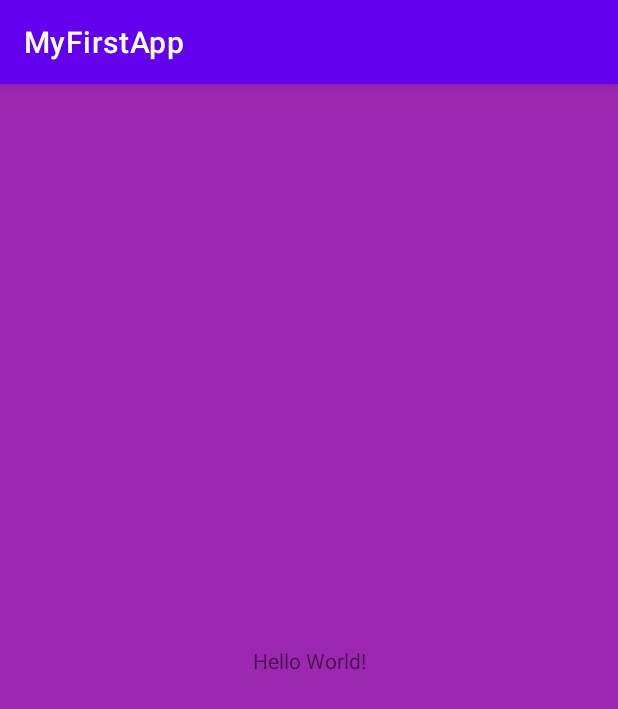
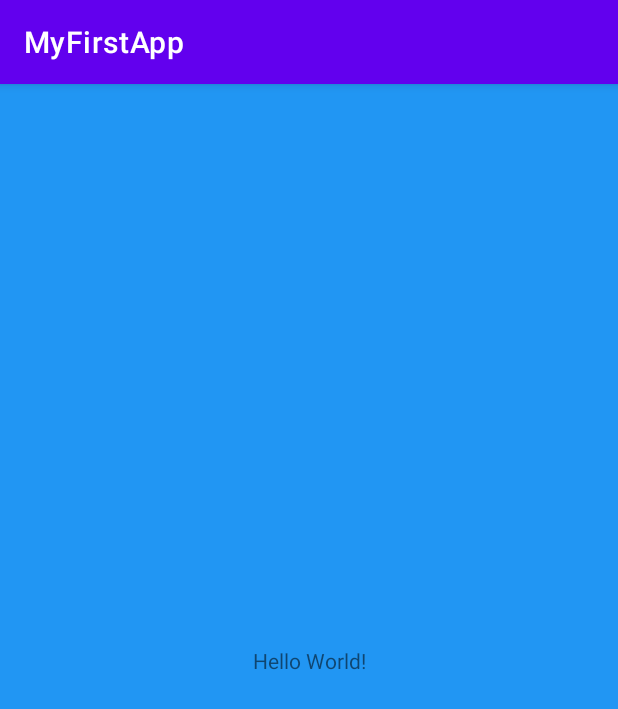
Before and after one commit to AlmazKhak/MyFirstApp, an Android app: the screen it shows after launch (MainActivity), on a phone screen of 412 x 824 dp. Shown: the top 709 px of the screen. Run offline under Robolectric (Android 15) with nearby library versions, the phone set to English and light mode, and no system bars.

Commit message:
Creating project

```diff
--- a/app/src/main/res/layout/activity_main.xml
+++ b/app/src/main/res/layout/activity_main.xml
@@ -4,7 +4,7 @@
     xmlns:tools="http://schemas.android.com/tools"
     android:layout_width="match_parent"
     android:layout_height="match_parent"
-    android:background="#9C27B0"
+    android:background="#2196F3"
     tools:context=".MainActivity">
 
     <TextView
```
